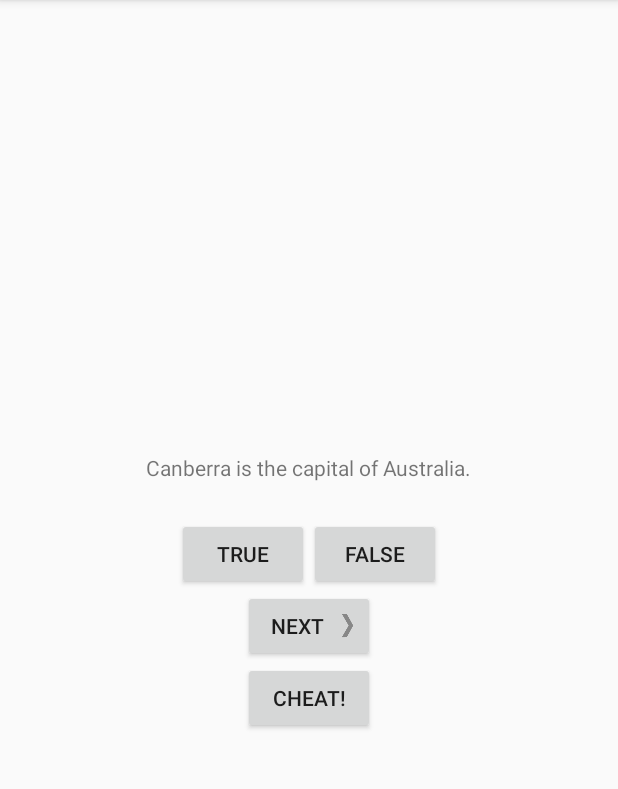
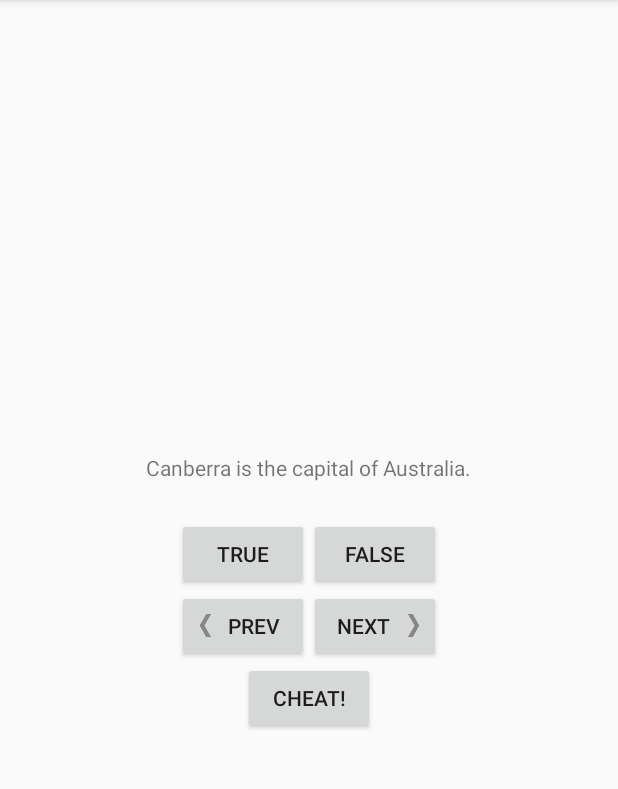
Before and after one commit to Reduse-git/JA_Quiz, an Android app: the screen it shows after launch (MainActivity), on a phone screen of 412 x 824 dp, the part 84-873 px from its top. Run offline under Robolectric (Android 15) with nearby library versions, the phone set to English and light mode, and no system bars.

Commit message:
Was add a button Prev

```diff
--- a/app/src/main/res/layout/activity_main.xml
+++ b/app/src/main/res/layout/activity_main.xml
@@ -28,15 +28,29 @@
             android:layout_height="wrap_content"
             android:text="@string/false_button" />
     </LinearLayout>
+    <LinearLayout
+        android:layout_width="wrap_content"
+        android:layout_height="wrap_content"
+        android:orientation="horizontal">
 
-    <Button
+        <Button
+            android:id="@+id/prev_button"
+            android:layout_width="wrap_content"
+            android:layout_height="wrap_content"
+            android:drawableLeft="@drawable/arrow_left"
+            android:drawablePadding="2dp"
+            android:text="@string/prev_button" />
+
+        <Button
         android:id="@+id/next_button"
+        android:layout_width="wrap_content"
+        android:layout_height="wrap_content"
         android:drawableRight="@drawable/arrow_right"
         android:drawablePadding="2dp"
-        android:layout_width="wrap_content"
-        android:layout_height="wrap_content"
         android:text="@string/next_button" />
 
+
+    </LinearLayout>
     <Button
         android:id="@+id/cheat_button"
         android:layout_width="wrap_content"
--- /dev/null
+++ b/app/src/main/res/values/strings.xml
@@ -0,0 +1,4 @@
+<?xml version="1.0" encoding="utf-8"?>
+<resources>
+    <string name="prev_button">Prev</string>
+</resources>
```
Also changed, not shown: app/src/main/java/com/example/myapplication/MainActivity.java (+18 -0 lines).
